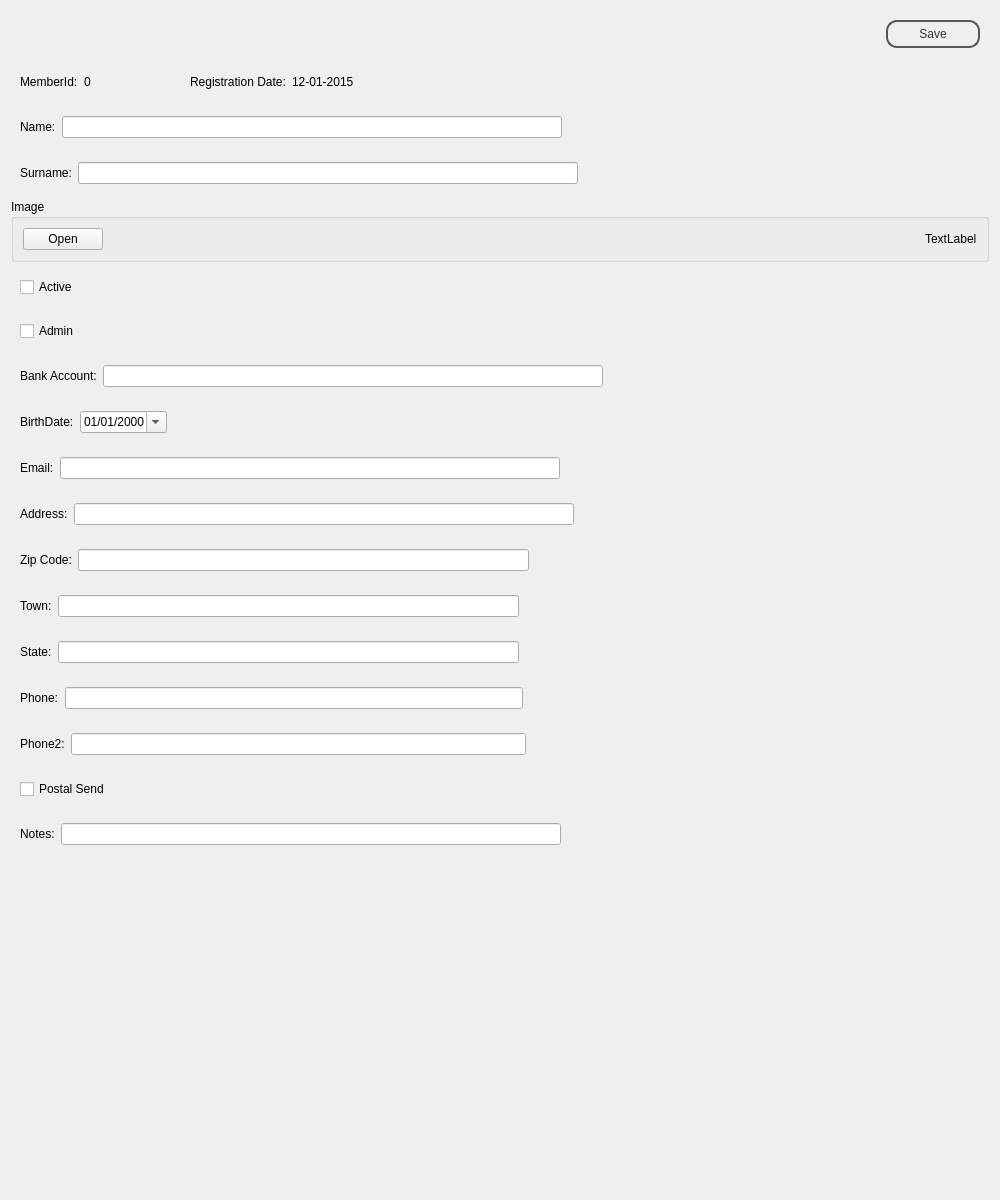
eguzki/penyamanager, file penyamanager/memberview.ui: the form before one commit.
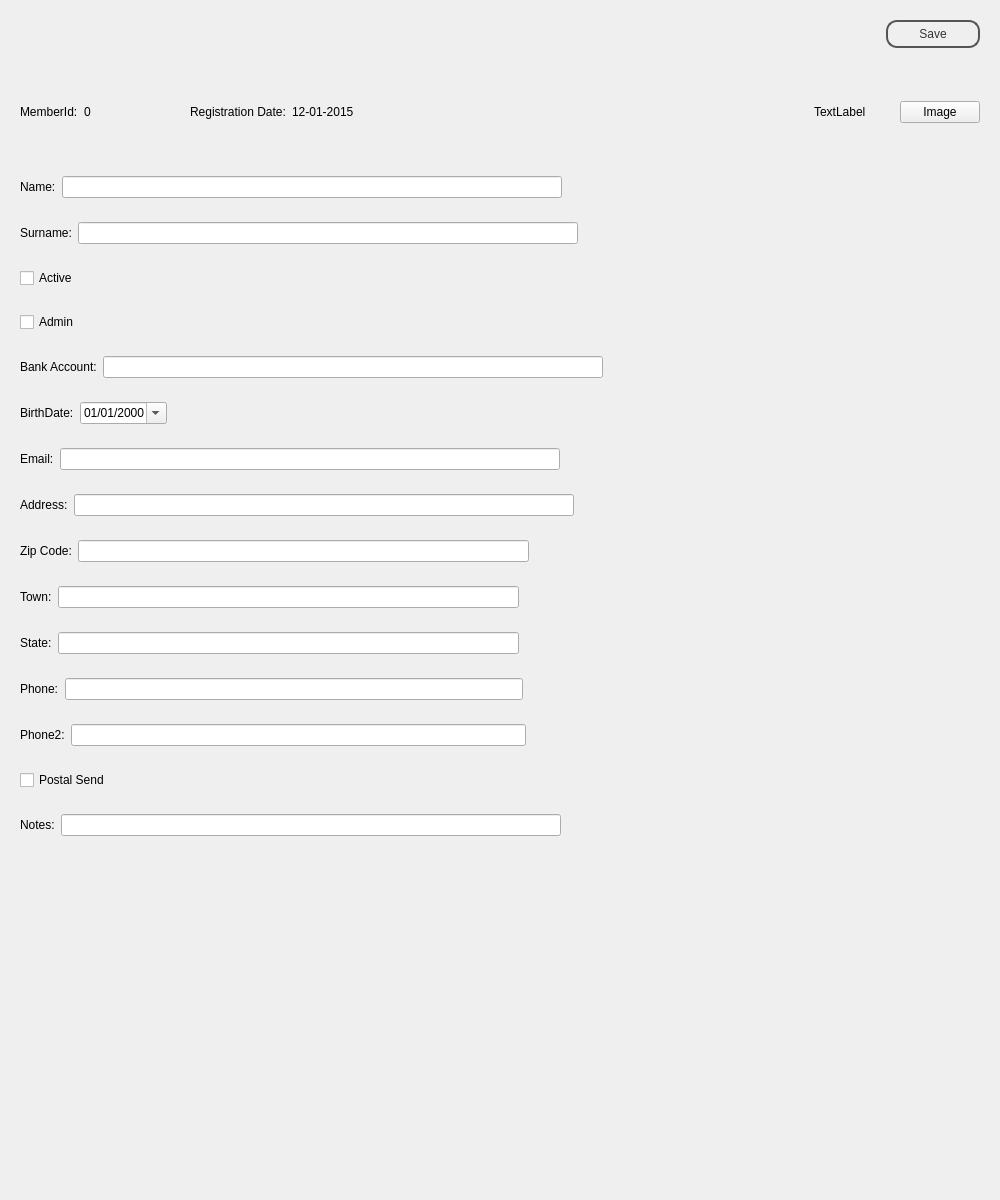
The form after the commit.

Commit message: image position

Diff of the .ui file:
```diff
--- a/penyamanager/memberview.ui
+++ b/penyamanager/memberview.ui
@@ -11,15 +11,15 @@
    </rect>
   </property>
   <property name="sizePolicy">
-   <sizepolicy hsizetype="Preferred" vsizetype="Preferred">
+   <sizepolicy hsizetype="Preferred" vsizetype="Minimum">
     <horstretch>0</horstretch>
     <verstretch>0</verstretch>
    </sizepolicy>
   </property>
   <property name="minimumSize">
    <size>
-    <width>800</width>
-    <height>800</height>
+    <width>1000</width>
+    <height>1200</height>
    </size>
   </property>
   <property name="windowTitle">
@@ -170,7 +170,7 @@
        </widget>
       </item>
       <item>
-       <spacer name="horizontalSpacer_5">
+       <spacer name="horizontalSpacer_4">
         <property name="orientation">
          <enum>Qt::Horizontal</enum>
         </property>
@@ -182,6 +182,38 @@
         </property>
        </spacer>
       </item>
+      <item>
+       <widget class="QLabel" name="imageLabel">
+        <property name="sizePolicy">
+         <sizepolicy hsizetype="Fixed" vsizetype="Fixed">
+          <horstretch>0</horstretch>
+          <verstretch>0</verstretch>
+         </sizepolicy>
+        </property>
+        <property name="minimumSize">
+         <size>
+          <width>80</width>
+          <height>80</height>
+         </size>
+        </property>
+        <property name="maximumSize">
+         <size>
+          <width>80</width>
+          <height>80</height>
+         </size>
+        </property>
+        <property name="text">
+         <string>TextLabel</string>
+        </property>
+       </widget>
+      </item>
+      <item>
+       <widget class="QPushButton" name="imagePushButton">
+        <property name="text">
+         <string>Image</string>
+        </property>
+       </widget>
+      </item>
      </layout>
     </widget>
    </item>
@@ -269,48 +301,6 @@
      </layout>
     </widget>
    </item>
-   <item>
-    <widget class="QGroupBox" name="imageFormGroupBox">
-     <property name="sizePolicy">
-      <sizepolicy hsizetype="Preferred" vsizetype="Preferred">
-       <horstretch>0</horstretch>
-       <verstretch>0</verstretch>
-      </sizepolicy>
-     </property>
-     <property name="title">
-      <string>Image</string>
-     </property>
-     <layout class="QHBoxLayout" name="horizontalLayout_5">
-      <item>
-       <widget class="QPushButton" name="imagePushButton">
-        <property name="text">
-         <string>Open</string>
-        </property>
-       </widget>
-      </item>
-      <item>
-       <spacer name="horizontalSpacer_4">
-        <property name="orientation">
-         <enum>Qt::Horizontal</enum>
-        </property>
-        <property name="sizeHint" stdset="0">
-         <size>
-          <width>40</width>
-          <height>20</height>
-         </size>
-        </property>
-       </spacer>
-      </item>
-      <item>
-       <widget class="QLabel" name="imageLabel">
-        <property name="text">
-         <string>TextLabel</string>
-        </property>
-       </widget>
-      </item>
-     </layout>
-    </widget>
-   </item>
    <item>
     <widget class="QWidget" name="activeWidget" native="true">
      <layout class="QHBoxLayout" name="horizontalLayout_2">
@@ -746,7 +736,7 @@
      <property name="sizeHint" stdset="0">
       <size>
        <width>20</width>
-       <height>59</height>
+       <height>40</height>
       </size>
      </property>
     </spacer>
```
